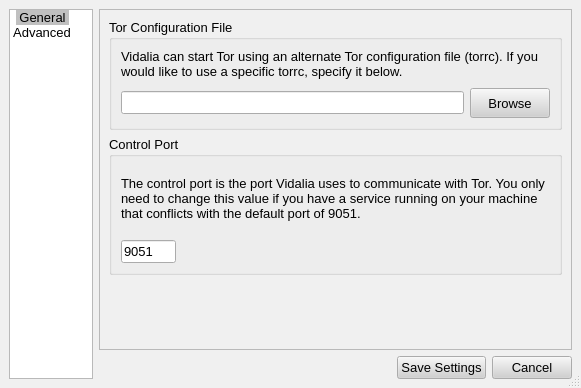
Old version of the form src/gui/configdialog/configdialog.ui in the repository a-ilin/vidalia.
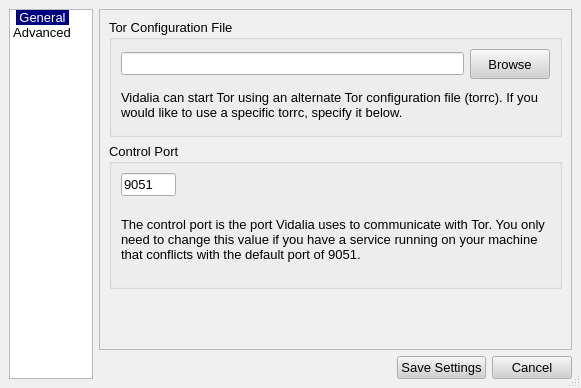
New version of the form. The open tabs and pages were chosen to show the change. Icons and pictures are not drawn.

Commit message:
Try and fix highlighted text on Mac. Will it work as intended? Watch this space for updates.
svn:r275

The edit to the form file:
```diff
--- a/src/gui/configdialog/configdialog.ui
+++ b/src/gui/configdialog/configdialog.ui
@@ -162,15 +162,15 @@
       <green>0</green>
       <blue>0</blue>
      </color>
-     <color>
-      <red>192</red>
-      <green>192</green>
-      <blue>192</blue>
-     </color>
      <color>
       <red>0</red>
       <green>0</green>
-      <blue>0</blue>
+      <blue>128</blue>
+     </color>
+     <color>
+      <red>255</red>
+      <green>255</green>
+      <blue>255</blue>
      </color>
      <color>
       <red>0</red>
@@ -252,7 +252,7 @@
      <color>
       <red>0</red>
       <green>0</green>
-      <blue>128</blue>
+      <blue>107</blue>
      </color>
      <color>
       <red>255</red>
@@ -329,6 +329,271 @@
        <height>16777215</height>
       </size>
      </property>
+     <property name="palette" >
+      <palette>
+       <active>
+        <color>
+         <red>0</red>
+         <green>0</green>
+         <blue>0</blue>
+        </color>
+        <color>
+         <red>208</red>
+         <green>208</green>
+         <blue>208</blue>
+        </color>
+        <color>
+         <red>255</red>
+         <green>255</green>
+         <blue>255</blue>
+        </color>
+        <color>
+         <red>247</red>
+         <green>247</green>
+         <blue>247</blue>
+        </color>
+        <color>
+         <red>120</red>
+         <green>120</green>
+         <blue>120</blue>
+        </color>
+        <color>
+         <red>160</red>
+         <green>160</green>
+         <blue>160</blue>
+        </color>
+        <color>
+         <red>0</red>
+         <green>0</green>
+         <blue>0</blue>
+        </color>
+        <color>
+         <red>255</red>
+         <green>255</green>
+         <blue>255</blue>
+        </color>
+        <color>
+         <red>0</red>
+         <green>0</green>
+         <blue>0</blue>
+        </color>
+        <color>
+         <red>255</red>
+         <green>255</green>
+         <blue>255</blue>
+        </color>
+        <color>
+         <red>240</red>
+         <green>240</green>
+         <blue>240</blue>
+        </color>
+        <color>
+         <red>0</red>
+         <green>0</green>
+         <blue>0</blue>
+        </color>
+        <color>
+         <red>0</red>
+         <green>0</green>
+         <blue>128</blue>
+        </color>
+        <color>
+         <red>255</red>
+         <green>255</green>
+         <blue>255</blue>
+        </color>
+        <color>
+         <red>0</red>
+         <green>0</green>
+         <blue>255</blue>
+        </color>
+        <color>
+         <red>255</red>
+         <green>0</green>
+         <blue>255</blue>
+        </color>
+        <color>
+         <red>247</red>
+         <green>247</green>
+         <blue>247</blue>
+        </color>
+       </active>
+       <inactive>
+        <color>
+         <red>0</red>
+         <green>0</green>
+         <blue>0</blue>
+        </color>
+        <color>
+         <red>208</red>
+         <green>208</green>
+         <blue>208</blue>
+        </color>
+        <color>
+         <red>255</red>
+         <green>255</green>
+         <blue>255</blue>
+        </color>
+        <color>
+         <red>247</red>
+         <green>247</green>
+         <blue>247</blue>
+        </color>
+        <color>
+         <red>120</red>
+         <green>120</green>
+         <blue>120</blue>
+        </color>
+        <color>
+         <red>160</red>
+         <green>160</green>
+         <blue>160</blue>
+        </color>
+        <color>
+         <red>0</red>
+         <green>0</green>
+         <blue>0</blue>
+        </color>
+        <color>
+         <red>255</red>
+         <green>255</green>
+         <blue>255</blue>
+        </color>
+        <color>
+         <red>0</red>
+         <green>0</green>
+         <blue>0</blue>
+        </color>
+        <color>
+         <red>255</red>
+         <green>255</green>
+         <blue>255</blue>
+        </color>
+        <color>
+         <red>240</red>
+         <green>240</green>
+         <blue>240</blue>
+        </color>
+        <color>
+         <red>0</red>
+         <green>0</green>
+         <blue>0</blue>
+        </color>
+        <color>
+         <red>0</red>
+         <green>0</green>
+         <blue>128</blue>
+        </color>
+        <color>
+         <red>255</red>
+         <green>255</green>
+         <blue>255</blue>
+        </color>
+        <color>
+         <red>0</red>
+         <green>0</green>
+         <blue>255</blue>
+        </color>
+        <color>
+         <red>255</red>
+         <green>0</green>
+         <blue>255</blue>
+        </color>
+        <color>
+         <red>247</red>
+         <green>247</green>
+         <blue>247</blue>
+        </color>
+       </inactive>
+       <disabled>
+        <color>
+         <red>120</red>
+         <green>120</green>
+         <blue>120</blue>
+        </color>
+        <color>
+         <red>208</red>
+         <green>208</green>
+         <blue>208</blue>
+        </color>
+        <color>
+         <red>255</red>
+         <green>255</green>
+         <blue>255</blue>
+        </color>
+        <color>
+         <red>247</red>
+         <green>247</green>
+         <blue>247</blue>
+        </color>
+        <color>
+         <red>120</red>
+         <green>120</green>
+         <blue>120</blue>
+        </color>
+        <color>
+         <red>160</red>
+         <green>160</green>
+         <blue>160</blue>
+        </color>
+        <color>
+         <red>120</red>
+         <green>120</green>
+         <blue>120</blue>
+        </color>
+        <color>
+         <red>255</red>
+         <green>255</green>
+         <blue>255</blue>
+        </color>
+        <color>
+         <red>120</red>
+         <green>120</green>
+         <blue>120</blue>
+        </color>
+        <color>
+         <red>240</red>
+         <green>240</green>
+         <blue>240</blue>
+        </color>
+        <color>
+         <red>240</red>
+         <green>240</green>
+         <blue>240</blue>
+        </color>
+        <color>
+         <red>0</red>
+         <green>0</green>
+         <blue>0</blue>
+        </color>
+        <color>
+         <red>0</red>
+         <green>0</green>
+         <blue>107</blue>
+        </color>
+        <color>
+         <red>255</red>
+         <green>255</green>
+         <blue>255</blue>
+        </color>
+        <color>
+         <red>0</red>
+         <green>0</green>
+         <blue>255</blue>
+        </color>
+        <color>
+         <red>255</red>
+         <green>0</green>
+         <blue>255</blue>
+        </color>
+        <color>
+         <red>247</red>
+         <green>247</green>
+         <blue>247</blue>
+        </color>
+       </disabled>
+      </palette>
+     </property>
      <property name="contextMenuPolicy" >
       <enum>Qt::NoContextMenu</enum>
      </property>
@@ -354,7 +619,7 @@
       <enum>QListView::TopToBottom</enum>
      </property>
      <property name="spacing" >
-      <number>9</number>
+      <number>11</number>
      </property>
      <property name="viewMode" >
       <enum>QListView::IconMode</enum>
@@ -550,27 +815,8 @@
              <number>9</number>
             </property>
             <property name="spacing" >
-             <number>9</number>
+             <number>6</number>
             </property>
-            <item>
-             <widget class="QLabel" name="lblConfigFile" >
-              <property name="minimumSize" >
-               <size>
-                <width>370</width>
-                <height>30</height>
-               </size>
-              </property>
-              <property name="contextMenuPolicy" >
-               <enum>Qt::NoContextMenu</enum>
-              </property>
-              <property name="text" >
-               <string>Vidalia can start Tor using an alternate Tor configuration file (torrc). If you would like to use a specific torrc, specify it below.</string>
-              </property>
-              <property name="wordWrap" >
-               <bool>true</bool>
-              </property>
-             </widget>
-            </item>
             <item>
              <layout class="QHBoxLayout" >
               <property name="margin" >
@@ -616,6 +862,36 @@
               </item>
              </layout>
             </item>
+            <item>
+             <widget class="QLabel" name="lblConfigFile" >
+              <property name="minimumSize" >
+               <size>
+                <width>370</width>
+                <height>40</height>
+               </size>
+              </property>
+              <property name="font" >
+               <font>
+                <family>Arial</family>
+                <pointsize>10</pointsize>
+                <weight>50</weight>
+                <italic>false</italic>
+                <bold>false</bold>
+                <underline>false</underline>
+                <strikeout>false</strikeout>
+               </font>
+              </property>
+              <property name="contextMenuPolicy" >
+               <enum>Qt::NoContextMenu</enum>
+              </property>
+              <property name="text" >
+               <string>&lt;html>&lt;head>&lt;meta name="qrichtext" content="1" />&lt;/head>&lt;body style=" white-space: pre-wrap; font-family:Arial; font-size:10pt; font-weight:400; font-style:normal; text-decoration:none;">&lt;p style=" margin-top:0px; margin-bottom:0px; margin-left:0px; margin-right:0px; -qt-block-indent:0; text-indent:0px;">Vidalia can start Tor using an alternate Tor configuration file (torrc). If you would like to use a specific torrc, specify it below.&lt;/p>&lt;/body>&lt;/html></string>
+              </property>
+              <property name="wordWrap" >
+               <bool>true</bool>
+              </property>
+             </widget>
+            </item>
            </layout>
           </widget>
          </item>
@@ -632,27 +908,8 @@
              <number>9</number>
             </property>
             <property name="spacing" >
-             <number>9</number>
+             <number>6</number>
             </property>
-            <item>
-             <widget class="QLabel" name="lblPortLabel" >
-              <property name="minimumSize" >
-               <size>
-                <width>370</width>
-                <height>65</height>
-               </size>
-              </property>
-              <property name="contextMenuPolicy" >
-               <enum>Qt::NoContextMenu</enum>
-              </property>
-              <property name="text" >
-               <string>The control port is the port Vidalia uses to communicate with Tor. You only need to change this value if you have a service running on your machine that conflicts with the default port of 9051.</string>
-              </property>
-              <property name="wordWrap" >
-               <bool>true</bool>
-              </property>
-             </widget>
-            </item>
             <item>
              <layout class="QHBoxLayout" >
               <property name="margin" >
@@ -700,6 +957,42 @@
               </item>
              </layout>
             </item>
+            <item>
+             <widget class="QLabel" name="lblPortLabel" >
+              <property name="minimumSize" >
+               <size>
+                <width>370</width>
+                <height>75</height>
+               </size>
+              </property>
+              <property name="font" >
+               <font>
+                <family>Arial</family>
+                <pointsize>10</pointsize>
+                <weight>50</weight>
+                <italic>false</italic>
+                <bold>false</bold>
+                <underline>false</underline>
+                <strikeout>false</strikeout>
+               </font>
+              </property>
+              <property name="contextMenuPolicy" >
+               <enum>Qt::NoContextMenu</enum>
+              </property>
+              <property name="text" >
+               <string>The control port is the port Vidalia uses to communicate with Tor. You only need to change this value if you have a service running on your machine that conflicts with the default port of 9051.</string>
+              </property>
+              <property name="textFormat" >
+               <enum>Qt::AutoText</enum>
+              </property>
+              <property name="wordWrap" >
+               <bool>true</bool>
+              </property>
+              <property name="margin" >
+               <number>0</number>
+              </property>
+             </widget>
+            </item>
            </layout>
           </widget>
          </item>
```
The commit also changes 3 other files.
